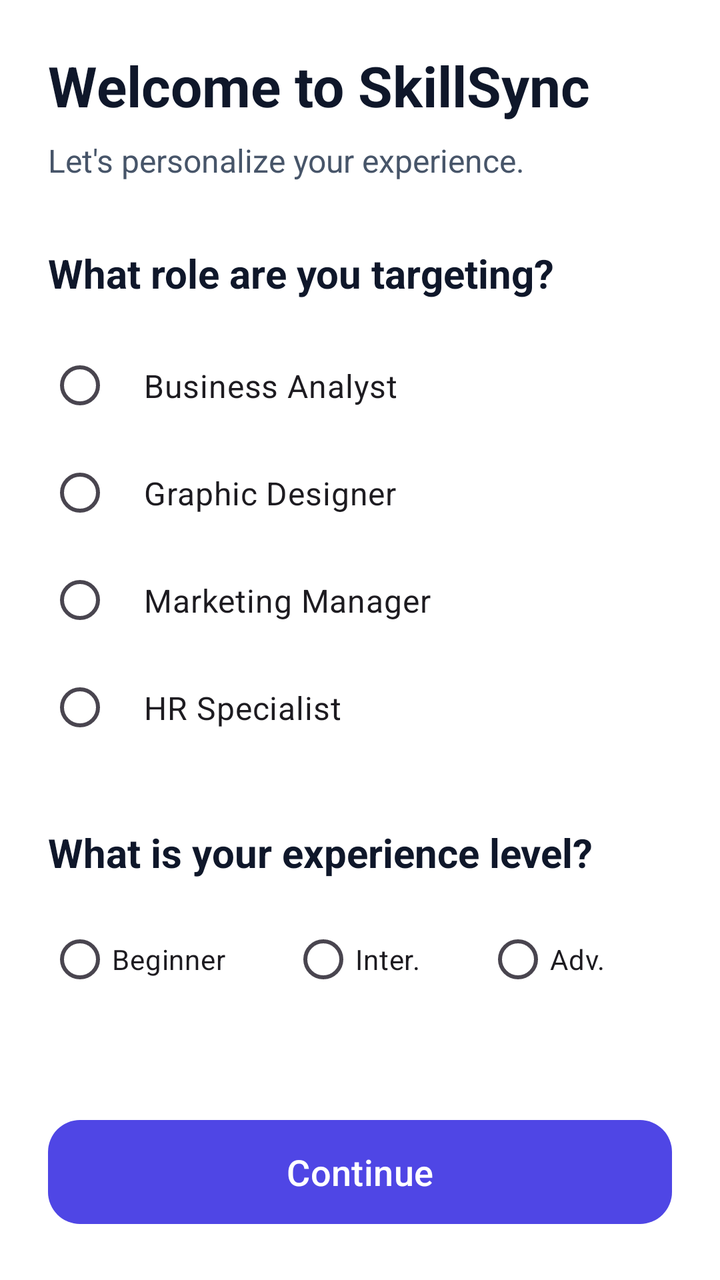
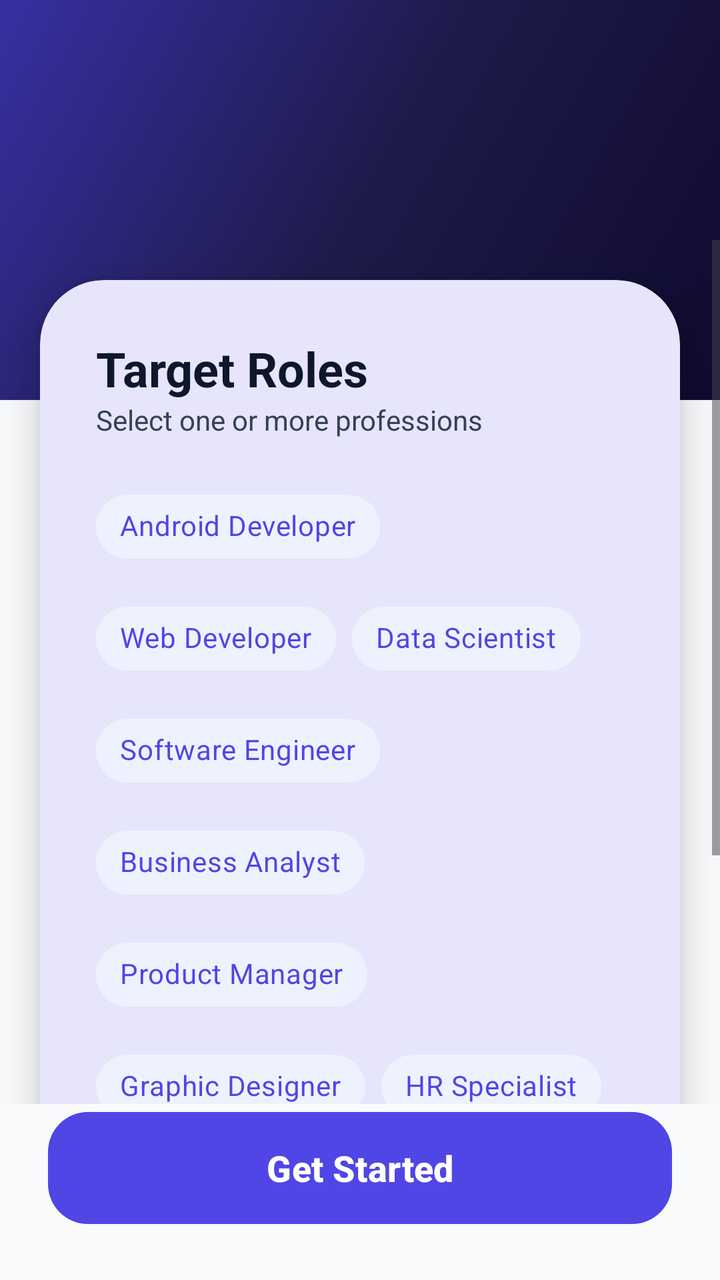

Before-and-after screenshots of an Android layout around one commit, followed by the original layout XML and the change that was made.
<!-- AndroidManifest.xml: application theme Theme.SkillSync -->
<!-- res/layout/fragment_onboarding.xml -->
<?xml version="1.0" encoding="utf-8"?>
<androidx.constraintlayout.widget.ConstraintLayout xmlns:android="http://schemas.android.com/apk/res/android"
    xmlns:app="http://schemas.android.com/apk/res-auto"
    xmlns:tools="http://schemas.android.com/tools"
    android:layout_width="match_parent"
    android:layout_height="match_parent"
    android:padding="24dp"
    android:background="@android:color/white">

    <TextView
        android:id="@+id/tvWelcome"
        android:layout_width="wrap_content"
        android:layout_height="wrap_content"
        android:text="Welcome to SkillSync"
        android:textSize="28sp"
        android:textStyle="bold"
        android:textColor="@color/text_primary_dark"
        app:layout_constraintTop_toTopOf="parent"
        app:layout_constraintStart_toStartOf="parent" />

    <TextView
        android:id="@+id/tvSubtitle"
        android:layout_width="wrap_content"
        android:layout_height="wrap_content"
        android:text="Let's personalize your experience."
        android:textSize="16sp"
        android:textColor="@color/text_secondary"
        android:layout_marginTop="8dp"
        app:layout_constraintTop_toBottomOf="@id/tvWelcome"
        app:layout_constraintStart_toStartOf="parent" />

    <TextView
        android:id="@+id/tvRoleLabel"
        android:layout_width="wrap_content"
        android:layout_height="wrap_content"
        android:text="What role are you targeting?"
        android:textSize="20sp"
        android:textStyle="bold"
        android:textColor="@color/text_primary_dark"
        android:layout_marginTop="32dp"
        app:layout_constraintTop_toBottomOf="@id/tvSubtitle"
        app:layout_constraintStart_toStartOf="parent" />

    <RadioGroup
        android:id="@+id/rgRoles"
        android:layout_width="match_parent"
        android:layout_height="wrap_content"
        android:layout_marginTop="16dp"
        app:layout_constraintTop_toBottomOf="@id/tvRoleLabel"
        app:layout_constraintStart_toStartOf="parent">

        <RadioButton
            android:id="@+id/rbBusiness"
            android:layout_width="match_parent"
            android:layout_height="wrap_content"
            android:text="Business Analyst"
            android:textSize="16sp"
            android:padding="16dp" />

        <RadioButton
            android:id="@+id/rbDesigner"
            android:layout_width="match_parent"
            android:layout_height="wrap_content"
            android:text="Graphic Designer"
            android:textSize="16sp"
            android:padding="16dp" />

        <RadioButton
            android:id="@+id/rbMarketing"
            android:layout_width="match_parent"
            android:layout_height="wrap_content"
            android:text="Marketing Manager"
            android:textSize="16sp"
            android:padding="16dp" />

        <RadioButton
            android:id="@+id/rbHR"
            android:layout_width="match_parent"
            android:layout_height="wrap_content"
            android:text="HR Specialist"
            android:textSize="16sp"
            android:padding="16dp" />
    </RadioGroup>

    <TextView
        android:id="@+id/tvExpLabel"
        android:layout_width="wrap_content"
        android:layout_height="wrap_content"
        android:text="What is your experience level?"
        android:textSize="20sp"
        android:textStyle="bold"
        android:textColor="@color/text_primary_dark"
        android:layout_marginTop="32dp"
        app:layout_constraintTop_toBottomOf="@id/rgRoles"
        app:layout_constraintStart_toStartOf="parent" />

    <RadioGroup
        android:id="@+id/rgExperience"
        android:layout_width="match_parent"
        android:layout_height="wrap_content"
        android:layout_marginTop="16dp"
        android:orientation="horizontal"
        app:layout_constraintTop_toBottomOf="@id/tvExpLabel"
        app:layout_constraintStart_toStartOf="parent">

        <RadioButton
            android:id="@+id/rbBeginner"
            android:layout_width="wrap_content"
            android:layout_height="wrap_content"
            android:layout_weight="1"
            android:text="Beginner" />

        <RadioButton
            android:id="@+id/rbIntermediate"
            android:layout_width="wrap_content"
            android:layout_height="wrap_content"
            android:layout_weight="1"
            android:text="Inter." />

        <RadioButton
            android:id="@+id/rbAdvanced"
            android:layout_width="wrap_content"
            android:layout_height="wrap_content"
            android:layout_weight="1"
            android:text="Adv." />
    </RadioGroup>

    <com.google.android.material.button.MaterialButton
        android:id="@+id/btnContinue"
        android:layout_width="match_parent"
        android:layout_height="60dp"
        android:text="Continue"
        android:textAllCaps="false"
        android:textSize="18sp"
        app:cornerRadius="16dp"
        app:backgroundTint="@color/primary"
        app:layout_constraintBottom_toBottomOf="parent"
        app:layout_constraintStart_toStartOf="parent"
        app:layout_constraintEnd_toEndOf="parent" />

</androidx.constraintlayout.widget.ConstraintLayout>
<!-- resources referenced by this layout -->
<resources>
  <color name="primary">#4F46E5</color>
  <color name="text_primary_dark">#0F172A</color>
  <color name="text_secondary">#475569</color>
  <style name="Theme.SkillSync" parent="Base.Theme.SkillSync" />
  <style name="Base.Theme.SkillSync" parent="Theme.Material3.DayNight.NoActionBar">
          <item name="colorPrimary">@color/primary</item>
          <item name="colorPrimaryVariant">@color/primary_variant</item>
          <item name="colorOnPrimary">@color/white</item>
          <item name="colorSecondary">@color/secondary</item>
          <item name="colorSurface">@color/background_light</item>
          <item name="colorOnSurface">@color/text_primary_dark</item>
          <item name="android:windowBackground">@color/background_gray</item>
      </style>
  <color name="primary_variant">#3730A3</color>
  <color name="white">#FFFFFFFF</color>
  <color name="secondary">#EC4899</color>
  <color name="background_light">#FFFFFF</color>
  <color name="background_gray">#F8FAFC</color>
</resources>

<!-- the commit's change to res/layout/fragment_onboarding.xml (unified diff, before → after) -->
@@ -4,138 +4,192 @@
     xmlns:tools="http://schemas.android.com/tools"
     android:layout_width="match_parent"
     android:layout_height="match_parent"
-    android:padding="24dp"
-    android:background="@android:color/white">
+    android:background="@color/background_gray">
 
-    <TextView
-        android:id="@+id/tvWelcome"
-        android:layout_width="wrap_content"
-        android:layout_height="wrap_content"
-        android:text="Welcome to SkillSync"
-        android:textSize="28sp"
-        android:textStyle="bold"
-        android:textColor="@color/text_primary_dark"
+    <View
+        android:layout_width="match_parent"
+        android:layout_height="200dp"
+        android:background="@drawable/bg_login_gradient"
+        app:layout_constraintTop_toTopOf="parent" />
+
+    <ScrollView
+        android:layout_width="match_parent"
+        android:layout_height="0dp"
+        android:fillViewport="true"
+        android:layout_marginTop="120dp"
         app:layout_constraintTop_toTopOf="parent"
-        app:layout_constraintStart_toStartOf="parent" />
+        app:layout_constraintBottom_toTopOf="@id/btnContinue">
 
-    <TextView
-        android:id="@+id/tvSubtitle"
-        android:layout_width="wrap_content"
-        android:layout_height="wrap_content"
-        android:text="Let's personalize your experience."
-        android:textSize="16sp"
-        android:textColor="@color/text_secondary"
-        android:layout_marginTop="8dp"
-        app:layout_constraintTop_toBottomOf="@id/tvWelcome"
-        app:layout_constraintStart_toStartOf="parent" />
-
-    <TextView
-        android:id="@+id/tvRoleLabel"
-        android:layout_width="wrap_content"
-        android:layout_height="wrap_content"
-        android:text="What role are you targeting?"
-        android:textSize="20sp"
-        android:textStyle="bold"
-        android:textColor="@color/text_primary_dark"
-        android:layout_marginTop="32dp"
-        app:layout_constraintTop_toBottomOf="@id/tvSubtitle"
-        app:layout_constraintStart_toStartOf="parent" />
-
-    <RadioGroup
-        android:id="@+id/rgRoles"
-        android:layout_width="match_parent"
-        android:layout_height="wrap_content"
-        android:layout_marginTop="16dp"
-        app:layout_constraintTop_toBottomOf="@id/tvRoleLabel"
-        app:layout_constraintStart_toStartOf="parent">
-
-        <RadioButton
-            android:id="@+id/rbBusiness"
+        <com.google.android.material.card.MaterialCardView
             android:layout_width="match_parent"
             android:layout_height="wrap_content"
-            android:text="Business Analyst"
-            android:textSize="16sp"
-            android:padding="16dp" />
+            android:layout_margin="20dp"
+            app:cardCornerRadius="32dp"
+            app:cardElevation="12dp"
+            app:strokeWidth="0dp">
 
-        <RadioButton
-            android:id="@+id/rbDesigner"
-            android:layout_width="match_parent"
-            android:layout_height="wrap_content"
-            android:text="Graphic Designer"
-            android:textSize="16sp"
-            android:padding="16dp" />
+            <LinearLayout
+                android:layout_width="match_parent"
+                android:layout_height="wrap_content"
+                android:orientation="vertical"
+                android:padding="28dp">
 
-        <RadioButton
-            android:id="@+id/rbMarketing"
-            android:layout_width="match_parent"
-            android:layout_height="wrap_content"
-            android:text="Marketing Manager"
-            android:textSize="16sp"
-            android:padding="16dp" />
+                <TextView
+                    android:id="@+id/tvRoleLabel"
+                    android:layout_width="wrap_content"
+                    android:layout_height="wrap_content"
+                    android:text="Target Roles"
+                    android:textSize="24sp"
+                    android:textStyle="bold"
+                    android:textColor="@color/text_primary_dark" />
 
-        <RadioButton
-            android:id="@+id/rbHR"
-            android:layout_width="match_parent"
-            android:layout_height="wrap_content"
-            android:text="HR Specialist"
-            android:textSize="16sp"
-            android:padding="16dp" />
-    </RadioGroup>
+                <TextView
+                    android:layout_width="wrap_content"
+                    android:layout_height="wrap_content"
+                    android:text="Select one or more professions"
+                    android:textSize="14sp"
+                    android:textColor="@color/text_secondary"
+                    android:layout_marginBottom="20dp" />
 
-    <TextView
-        android:id="@+id/tvExpLabel"
-        android:layout_width="wrap_content"
-        android:layout_height="wrap_content"
-        android:text="What is your experience level?"
-        android:textSize="20sp"
-        android:textStyle="bold"
-        android:textColor="@color/text_primary_dark"
-        android:layout_marginTop="32dp"
-        app:layout_constraintTop_toBottomOf="@id/rgRoles"
-        app:layout_constraintStart_toStartOf="parent" />
+                <com.google.android.material.chip.ChipGroup
+                    android:id="@+id/chipGroupRoles"
+                    android:layout_width="match_parent"
+                    android:layout_height="wrap_content"
+                    app:chipSpacingHorizontal="8dp"
+                    app:chipSpacingVertical="8dp">
+                    
+                    <com.google.android.material.chip.Chip
+                        android:id="@+id/chipAndroid"
+                        style="@style/Widget.MaterialComponents.Chip.Filter"
+                        android:layout_width="wrap_content"
+                        android:layout_height="wrap_content"
+                        android:text="Android Developer"
+                        app:chipBackgroundColor="@color/background_drop_area"
+                        android:textColor="@color/primary" />
+                    
+                    <com.google.android.material.chip.Chip
+                        android:id="@+id/chipWeb"
+                        style="@style/Widget.MaterialComponents.Chip.Filter"
+                        android:layout_width="wrap_content"
+                        android:layout_height="wrap_content"
+                        android:text="Web Developer"
+                        app:chipBackgroundColor="@color/background_drop_area"
+                        android:textColor="@color/primary" />
 
-    <RadioGroup
-        android:id="@+id/rgExperience"
-        android:layout_width="match_parent"
-        android:layout_height="wrap_content"
-        android:layout_marginTop="16dp"
-        android:orientation="horizontal"
-        app:layout_constraintTop_toBottomOf="@id/tvExpLabel"
-        app:layout_constraintStart_toStartOf="parent">
+                    <com.google.android.material.chip.Chip
+                        android:id="@+id/chipDataScience"
+                        style="@style/Widget.MaterialComponents.Chip.Filter"
+                        android:layout_width="wrap_content"
+                        android:layout_height="wrap_content"
+                        android:text="Data Scientist"
+                        app:chipBackgroundColor="@color/background_drop_area"
+                        android:textColor="@color/primary" />
 
-        <RadioButton
-            android:id="@+id/rbBeginner"
-            android:layout_width="wrap_content"
-            android:layout_height="wrap_content"
-            android:layout_weight="1"
-            android:text="Beginner" />
+                    <com.google.android.material.chip.Chip
+                        android:id="@+id/chipSoftware"
+                        style="@style/Widget.MaterialComponents.Chip.Filter"
+                        android:layout_width="wrap_content"
+                        android:layout_height="wrap_content"
+                        android:text="Software Engineer"
+                        app:chipBackgroundColor="@color/background_drop_area"
+                        android:textColor="@color/primary" />
 
-        <RadioButton
-            android:id="@+id/rbIntermediate"
-            android:layout_width="wrap_content"
-            android:layout_height="wrap_content"
-            android:layout_weight="1"
-            android:text="Inter." />
+                    <com.google.android.material.chip.Chip
+                        android:id="@+id/chipBusiness"
+                        style="@style/Widget.MaterialComponents.Chip.Filter"
+                        android:layout_width="wrap_content"
+                        android:layout_height="wrap_content"
+                        android:text="Business Analyst"
+                        app:chipBackgroundColor="@color/background_drop_area"
+                        android:textColor="@color/primary" />
 
-        <RadioButton
-            android:id="@+id/rbAdvanced"
-            android:layout_width="wrap_content"
-            android:layout_height="wrap_content"
-            android:layout_weight="1"
-            android:text="Adv." />
-    </RadioGroup>
+                    <com.google.android.material.chip.Chip
+                        android:id="@+id/chipProduct"
+                        style="@style/Widget.MaterialComponents.Chip.Filter"
+                        android:layout_width="wrap_content"
+                        android:layout_height="wrap_content"
+                        android:text="Product Manager"
+                        app:chipBackgroundColor="@color/background_drop_area"
+                        android:textColor="@color/primary" />
+
+                    <com.google.android.material.chip.Chip
+                        android:id="@+id/chipDesigner"
+                        style="@style/Widget.MaterialComponents.Chip.Filter"
+                        android:layout_width="wrap_content"
+                        android:layout_height="wrap_content"
+                        android:text="Graphic Designer"
+                        app:chipBackgroundColor="@color/background_drop_area"
+                        android:textColor="@color/primary" />
+
+                    <com.google.android.material.chip.Chip
+                        android:id="@+id/chipHR"
+                        style="@style/Widget.MaterialComponents.Chip.Filter"
+                        android:layout_width="wrap_content"
+                        android:layout_height="wrap_content"
+                        android:text="HR Specialist"
+                        app:chipBackgroundColor="@color/background_drop_area"
+                        android:textColor="@color/primary" />
+
+                </com.google.android.material.chip.ChipGroup>
+
+                <TextView
+                    android:id="@+id/tvExpLabel"
+                    android:layout_width="wrap_content"
+                    android:layout_height="wrap_content"
+                    android:text="Expertise Level"
+                    android:textSize="20sp"
+                    android:textStyle="bold"
+                    android:textColor="@color/text_primary_dark"
+                    android:layout_marginTop="40dp" />
+
+                <RadioGroup
+                    android:id="@+id/rgExperience"
+                    android:layout_width="match_parent"
+                    android:layout_height="wrap_content"
+                    android:layout_marginTop="16dp"
+                    android:orientation="horizontal">
+
+                    <RadioButton
+                        android:id="@+id/rbBeginner"
+                        android:layout_width="0dp"
+                        android:layout_height="wrap_content"
+                        android:layout_weight="1"
+                        android:text="Beginner"
+                        android:buttonTint="@color/primary" />
+
+                    <RadioButton
+                        android:id="@+id/rbIntermediate"
+                        android:layout_width="0dp"
+                        android:layout_height="wrap_content"
+                        android:layout_weight="1"
+                        android:text="Mid"
+                        android:buttonTint="@color/primary" />
+
+                    <RadioButton
+                        android:id="@+id/rbAdvanced"
+                        android:layout_width="0dp"
+                        android:layout_height="wrap_content"
+                        android:layout_weight="1"
+                        android:text="Senior"
+                        android:buttonTint="@color/primary" />
+                </RadioGroup>
+
+            </LinearLayout>
+        </com.google.android.material.card.MaterialCardView>
+    </ScrollView>
 
     <com.google.android.material.button.MaterialButton
         android:id="@+id/btnContinue"
         android:layout_width="match_parent"
-        android:layout_height="60dp"
-        android:text="Continue"
+        android:layout_height="64dp"
+        android:text="Get Started"
         android:textAllCaps="false"
         android:textSize="18sp"
-        app:cornerRadius="16dp"
+        android:textStyle="bold"
+        android:layout_margin="24dp"
+        app:cornerRadius="20dp"
         app:backgroundTint="@color/primary"
-        app:layout_constraintBottom_toBottomOf="parent"
-        app:layout_constraintStart_toStartOf="parent"
-        app:layout_constraintEnd_toEndOf="parent" />
+        app:elevation="8dp"
+        app:layout_constraintBottom_toBottomOf="parent" />
 
 </androidx.constraintlayout.widget.ConstraintLayout>
<!-- resource entries referenced after the edit -->
@@ -1,8 +1,20 @@
 <!-- resources referenced by this layout -->
 <resources>
+  <color name="background_drop_area">#EEF2FF</color>
   <color name="primary">#4F46E5</color>
   <color name="text_primary_dark">#0F172A</color>
-  <color name="text_secondary">#475569</color>
+  <color name="text_secondary">#334155</color>
+  <!-- drawable bg_login_gradient (drawable) -->
+  <?xml version="1.0" encoding="utf-8"?>
+  <shape xmlns:android="http://schemas.android.com/apk/res/android"
+      android:shape="rectangle">
+      <gradient
+          android:startColor="#0F0A2E"
+          android:centerColor="#1E1B4B"
+          android:endColor="#3730A3"
+          android:angle="135"
+          android:type="linear" />
+  </shape>
   <style name="Theme.SkillSync" parent="Base.Theme.SkillSync" />
   <style name="Base.Theme.SkillSync" parent="Theme.Material3.DayNight.NoActionBar">
           <item name="colorPrimary">@color/primary</item>
